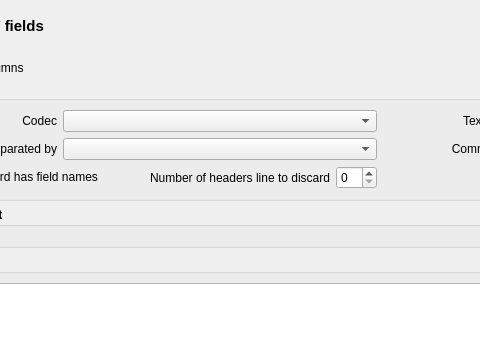
iluminat23/keepassxc-debian, file src/gui/csvImport/CsvImportWidget.ui: the form before one commit; both pictures show x 92 to 572 and y 0 to 337 of the 892 by 525 pixel window.
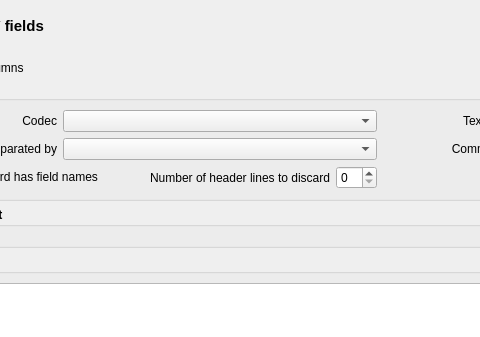
The form after the commit. Custom widgets are drawn as their Qt base class.

Diff of the .ui file:
```diff
--- a/src/gui/csvImport/CsvImportWidget.ui
+++ b/src/gui/csvImport/CsvImportWidget.ui
@@ -308,7 +308,7 @@
            </font>
           </property>
           <property name="text">
-           <string>Number of headers line to discard</string>
+           <string>Number of header lines to discard</string>
           </property>
           <property name="alignment">
            <set>Qt::AlignRight|Qt::AlignTrailing|Qt::AlignVCenter</set>
```
Left out of the diff: 18 changed lines with no effect on the pictures.
